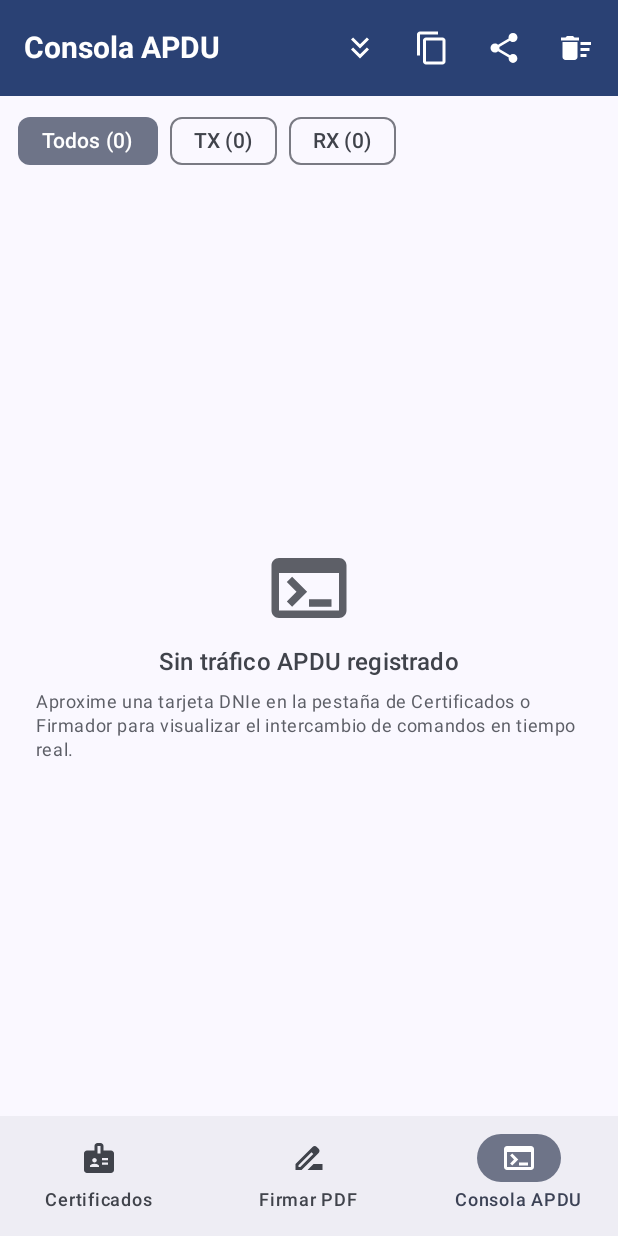
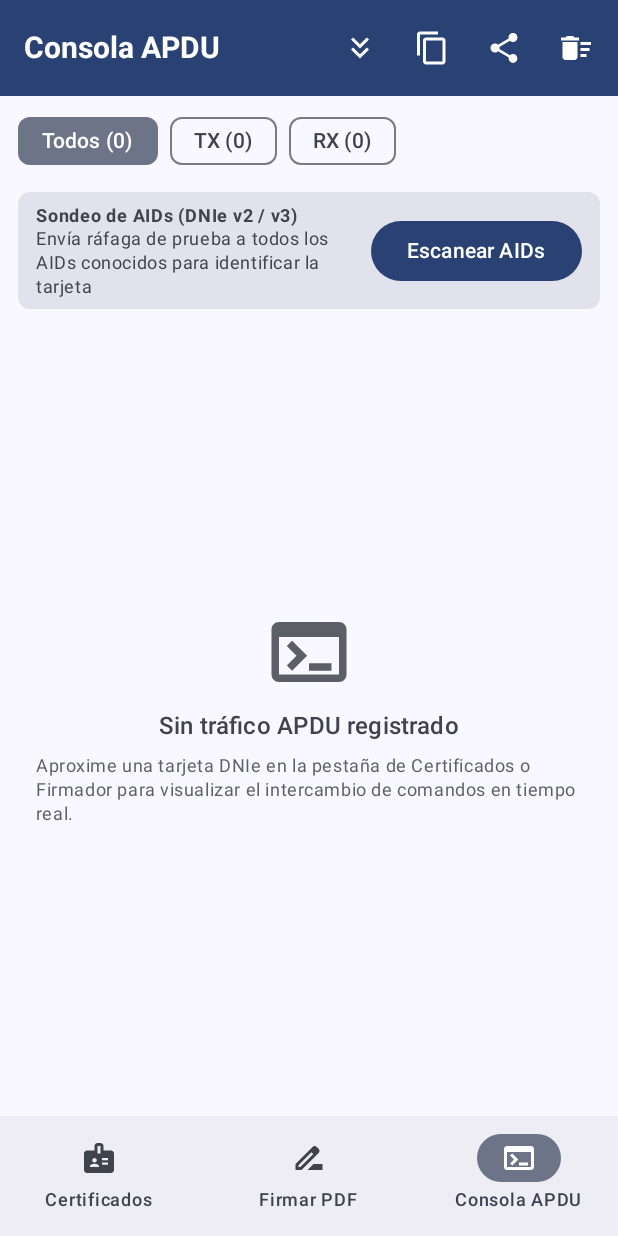
Before and after one commit to sebastgm35010/dnie-suite, an Android app built with Jetpack Compose: the ConsoleScreen screen opened through its navigation route, on a phone screen of 412 x 824 dp. Run offline under Robolectric (Android 15) with nearby library versions, the phone set to English and light mode, and no system bars; libraries missing offline, so code that uses them is left out: com.tom_roush.pdfbox.

Commit message:
fix: resolve Kotlin compilation errors in DnieTransceiver and ConsoleViewModel, and add AID diagnostic probe

```diff
--- a/app/src/main/java/pe/gob/reniec/dnie/MainActivity.kt
+++ b/app/src/main/java/pe/gob/reniec/dnie/MainActivity.kt
@@ -84,8 +84,10 @@ class MainActivity : ComponentActivity() {
         val channel = IsoDepCardChannel.fromTag(tag) ?: return
         val transceiver = DnieTransceiver(channel)
 
-        // Si el usuario está en el flujo de firma esperando la tarjeta
-        if (signerViewModel.uiState.value is SignerUiState.AwaitingCard) {
+        // Si el usuario activó el sondeo diagnóstico de AIDs
+        if (consoleViewModel.isProbeActive) {
+            consoleViewModel.onCardDetected(channel)
+        } else if (signerViewModel.uiState.value is SignerUiState.AwaitingCard) {
             signerViewModel.onCardDetected(transceiver, this)
         } else {
             // Por defecto, procesar lectura en el inspector de certificados
--- a/app/src/main/java/pe/gob/reniec/dnie/ui/console/ConsoleScreen.kt
+++ b/app/src/main/java/pe/gob/reniec/dnie/ui/console/ConsoleScreen.kt
@@ -152,6 +152,54 @@ fun ConsoleScreen(
                         Text("RX (${uiState.entries.count { it.direction == ApduDirection.RX }})")
                     }
                 )
+            }
+
+            // Barra de acción para Diagnóstico / Sondeo de AIDs (DNIe v2 / v3)
+            Surface(
+                modifier = Modifier
+                    .fillMaxWidth()
+                    .padding(horizontal = 12.dp, vertical = 4.dp),
+                color = if (uiState.isProbing) MaterialTheme.colorScheme.tertiaryContainer else MaterialTheme.colorScheme.surfaceVariant,
+                shape = MaterialTheme.shapes.small
+            ) {
+                Row(
+                    modifier = Modifier
+                        .fillMaxWidth()
+                        .padding(horizontal = 12.dp, vertical = 8.dp),
+                    horizontalArrangement = Arrangement.SpaceBetween,
+                    verticalAlignment = Alignment.CenterVertically
+                ) {
+                    Column(modifier = Modifier.weight(1f)) {
+                        Text(
+                            text = if (uiState.isProbing) "Modo Sondeo Activo: Aproxime su DNIe" else "Sondeo de AIDs (DNIe v2 / v3)",
+                            style = MaterialTheme.typography.labelMedium,
+                            fontWeight = FontWeight.Bold,
+                            color = if (uiState.isProbing) MaterialTheme.colorScheme.onTertiaryContainer else MaterialTheme.colorScheme.onSurfaceVariant
+                        )
+                        Text(
+                            text = if (uiState.isProbing) "Mantenga el DNIe pegado al teléfono para probar todos los AIDs" else "Envía ráfaga de prueba a todos los AIDs conocidos para identificar la tarjeta",
+                            style = MaterialTheme.typography.bodySmall,
+                            color = if (uiState.isProbing) MaterialTheme.colorScheme.onTertiaryContainer else MaterialTheme.colorScheme.onSurfaceVariant
+                        )
+                    }
+                    Spacer(modifier = Modifier.width(8.dp))
+                    if (uiState.isProbing) {
+                        androidx.compose.material3.Button(
+                            onClick = { viewModel.cancelCardProbe() },
+                            colors = androidx.compose.material3.ButtonDefaults.buttonColors(
+                                containerColor = MaterialTheme.colorScheme.error
+                            )
+                        ) {
+                            Text("Cancelar")
+                        }
+                    } else {
+                        androidx.compose.material3.Button(
+                            onClick = { viewModel.startCardProbe() }
+                        ) {
+                            Text("Escanear AIDs")
+                        }
+                    }
+                }
             }
 
             if (uiState.filteredEntries.isEmpty()) {
```
Also changed, not shown: app/src/main/java/pe/gob/reniec/dnie/core/apdu/ApduConstants.kt (+58 -4 lines), app/src/main/java/pe/gob/reniec/dnie/core/apdu/CommandApdu.kt (+16 -3 lines), app/src/main/java/pe/gob/reniec/dnie/core/nfc/DnieTransceiver.kt (+95 -26 lines), app/src/main/java/pe/gob/reniec/dnie/ui/console/ConsoleViewModel.kt (+46 -1 lines), 2 other files.
